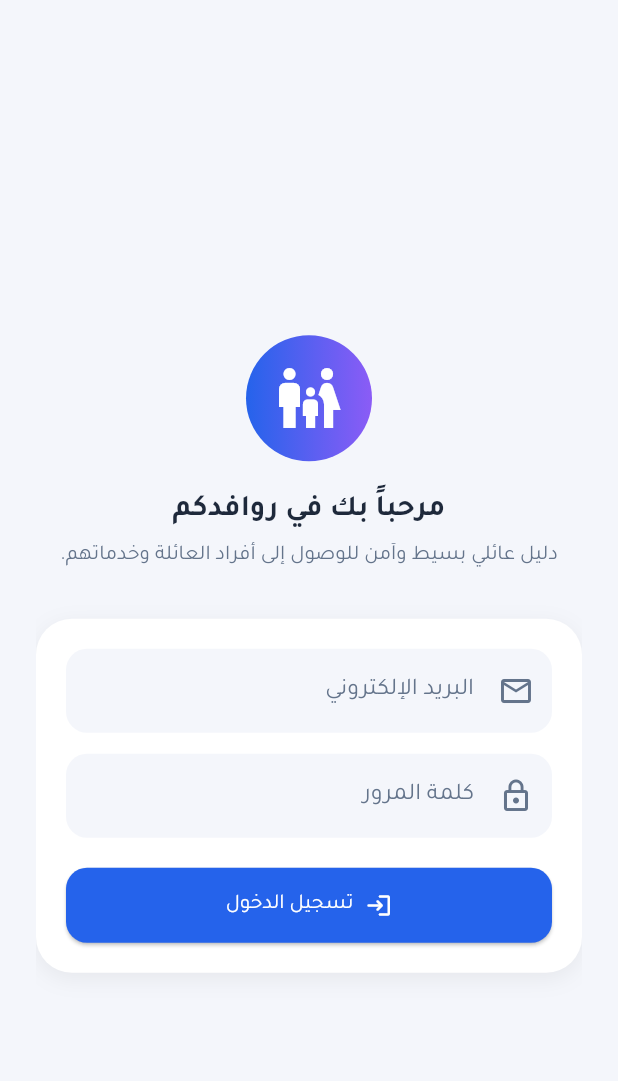
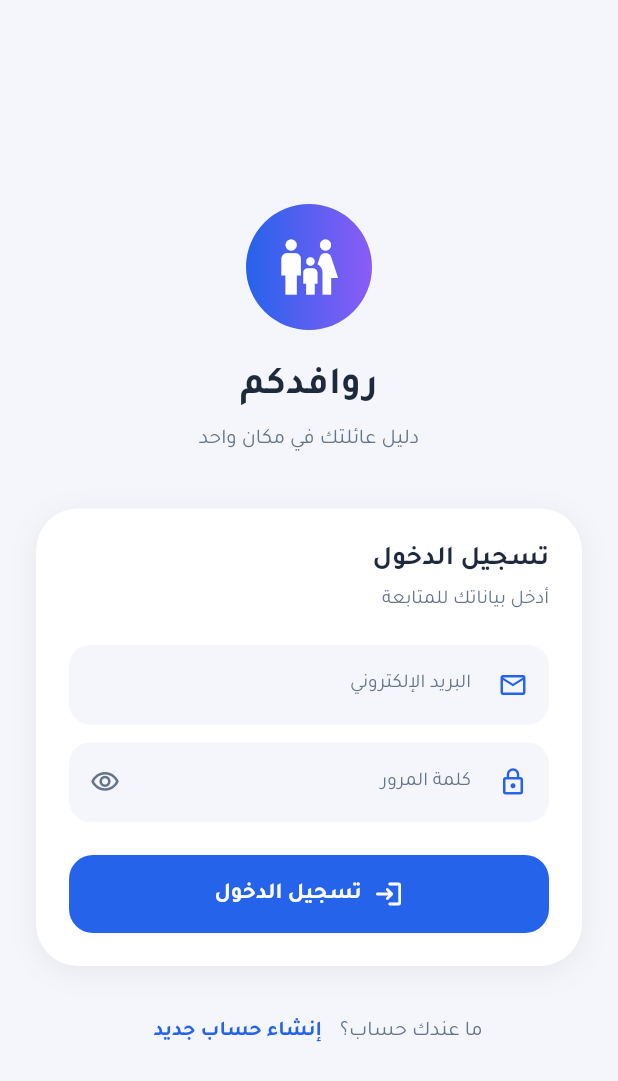
Before and after one commit to nadamb2000-max/family-directory-app, a Flutter app: the screen it shows after launch, on a phone screen of 412 x 824 dp. Shown: the top 1081 px of the screen. Run offline on Flutter 3.47's test engine with Material 3 defaults, Android fonts, the phone set to English and light mode, and no system bars; our stand-ins replace cloud_firestore, firebase_auth, firebase_core; accounts and stored records are empty.

```diff
--- a/lib/presentation/screens/login_screen.dart
+++ b/lib/presentation/screens/login_screen.dart
@@ -2,6 +2,7 @@ import 'package:flutter/material.dart';
 import 'package:flutter/services.dart';
 import 'package:firebase_auth/firebase_auth.dart';
 import 'main_shell.dart';
+import 'register_screen.dart';
 
 class LoginScreen extends StatefulWidget {
   const LoginScreen({super.key});
@@ -11,9 +12,10 @@ class LoginScreen extends StatefulWidget {
 }
 
 class _LoginScreenState extends State<LoginScreen> {
-  final TextEditingController _emailController = TextEditingController();
-  final TextEditingController _passwordController = TextEditingController();
+  final _emailController = TextEditingController();
+  final _passwordController = TextEditingController();
   bool _isLoading = false;
+  bool _obscurePassword = true;
   String? _errorMessage;
 
   Future<void> _login() async {
@@ -25,47 +27,34 @@ class _LoginScreenState extends State<LoginScreen> {
       return;
     }
 
-    setState(() {
-      _isLoading = true;
-      _errorMessage = null;
-    });
+    setState(() { _isLoading = true; _errorMessage = null; });
 
     try {
       await FirebaseAuth.instance.signInWithEmailAndPassword(
-        email: email,
-        password: password,
+        email: email, password: password,
       );
-
-      // إخبار النظام بحفظ البيانات للاقتراح بالمرة الجاية
       TextInput.finishAutofillContext();
-
       if (!mounted) return;
       Navigator.pushReplacement(
-        context,
-        MaterialPageRoute(builder: (_) => const MainShell()),
+        context, MaterialPageRoute(builder: (_) => const MainShell()),
       );
     } on FirebaseAuthException catch (e) {
-      setState(() => _errorMessage = _mapErrorMessage(e.code));
-    } catch (e) {
+      setState(() => _errorMessage = _mapError(e.code));
+    } catch (_) {
       setState(() => _errorMessage = 'حدث خطأ غير متوقع، حاول مرة أخرى');
     } finally {
       if (mounted) setState(() => _isLoading = false);
     }
   }
 
-  String _mapErrorMessage(String code) {
+  String _mapError(String code) {
     switch (code) {
-      case 'user-not-found':
-        return 'لا يوجد حساب مرتبط بهذا البريد الإلكتروني';
+      case 'user-not-found': return 'لا يوجد حساب مرتبط بهذا البريد';
       case 'wrong-password':
-      case 'invalid-credential':
-        return 'كلمة المرور غير صحيحة';
-      case 'invalid-email':
-        return 'صيغة البريد الإلكتروني غير صحيحة';
-      case 'user-disabled':
-        return 'تم تعطيل هذا الحساب';
-      default:
-        return 'تعذر تسجيل الدخول، تحقق من البيانات المدخلة';
+      case 'invalid-credential': return 'كلمة المرور غير صحيحة';
+      case 'invalid-email': return 'صيغة البريد الإلكتروني غير صحيحة';
+      case 'user-disabled': return 'تم تعطيل هذا الحساب';
+      default: return 'تعذر تسجيل الدخول، تحقق من البيانات';
     }
   }
 
@@ -78,66 +67,90 @@ class _LoginScreenState extends State<LoginScreen> {
 
   @override
   Widget build(BuildContext context) {
-    final theme = Theme.of(context);
-    final isDark = theme.brightness == Brightness.dark;
+    final isDark = Theme.of(context).brightness == Brightness.dark;
     final bgColor = isDark ? const Color(0xFF0F172A) : const Color(0xFFF4F6FB);
     final cardColor = isDark ? const Color(0xFF1E293B) : Colors.white;
     final textColor = isDark ? Colors.white : const Color(0xFF1E293B);
     final subTextColor = isDark ? Colors.white60 : const Color(0xFF64748B);
-    final fieldFillColor = isDark ? const Color(0xFF0F172A) : const Color(0xFFF4F6FB);
+    final fieldColor = isDark ? const Color(0xFF0F172A) : const Color(0xFFF4F6FB);
 
     return Scaffold(
       backgroundColor: bgColor,
       body: SafeArea(
-        child: Padding(
-          padding: const EdgeInsets.all(24),
         child: SingleChildScrollView(
+          padding: const EdgeInsets.symmetric(horizontal: 24),
           child: ConstrainedBox(
             constraints: BoxConstraints(
-                minHeight: MediaQuery.of(context).size.height -
-                    MediaQuery.of(context).padding.top -
-                    MediaQuery.of(context).padding.bottom,
+              minHeight: MediaQuery.of(context).size.height
+                  - MediaQuery.of(context).padding.top
+                  - MediaQuery.of(context).padding.bottom,
             ),
             child: Column(
               mainAxisAlignment: MainAxisAlignment.center,
               children: [
+                const SizedBox(height: 48),
+
+                // الشعار
                 Container(
-                    padding: const EdgeInsets.all(18),
+                  padding: const EdgeInsets.all(20),
                   decoration: const BoxDecoration(
-                      gradient: LinearGradient(colors: [Color(0xFF2563EB), Color(0xFF8B5CF6)]),
+                    gradient: LinearGradient(
+                      colors: [Color(0xFF2563EB), Color(0xFF8B5CF6)],
+                    ),
                     shape: BoxShape.circle,
                   ),
-                    child: const Icon(Icons.family_restroom, size: 48, color: Colors.white),
+                  child: const Icon(Icons.family_restroom, size: 44, color: Colors.white),
                 ),
                 const SizedBox(height: 20),
                 Text(
-                    'مرحباً بك في روافدكم',
-                    style: theme.textTheme.titleLarge?.copyWith(color: textColor),
+                  'روافدكم',
+                  style: TextStyle(
+                    fontSize: 26,
+                    fontWeight: FontWeight.bold,
+                    color: textColor,
                   ),
-                  const SizedBox(height: 8),
+                ),
+                const SizedBox(height: 6),
                 Text(
-                    'دليل عائلي بسيط وآمن للوصول إلى أفراد العائلة وخدماتهم.',
-                    textAlign: TextAlign.center,
-                    style: theme.textTheme.bodyMedium?.copyWith(color: subTextColor),
+                  'دليل عائلتك في مكان واحد',
+                  style: TextStyle(fontSize: 14, color: subTextColor),
                 ),
-                  const SizedBox(height: 32),
+                const SizedBox(height: 36),
 
+                // بطاقة تسجيل الدخول
                 Container(
-                    padding: const EdgeInsets.all(20),
+                  padding: const EdgeInsets.all(22),
                   decoration: BoxDecoration(
                     color: cardColor,
-                      borderRadius: BorderRadius.circular(24),
+                    borderRadius: BorderRadius.circular(28),
                     boxShadow: [
                       BoxShadow(
                         color: isDark ? Colors.black26 : const Color(0x0F000000),
-                          blurRadius: 12,
+                        blurRadius: 16,
                         offset: const Offset(0, 4),
                       ),
                     ],
                   ),
                   child: AutofillGroup(
                     child: Column(
+                      crossAxisAlignment: CrossAxisAlignment.start,
                       children: [
+                        Text(
+                          'تسجيل الدخول',
+                          style: TextStyle(
+                            fontSize: 18,
+                            fontWeight: FontWeight.bold,
+                            color: textColor,
+                          ),
+                        ),
+                        const SizedBox(height: 4),
+                        Text(
+                          'أدخل بياناتك للمتابعة',
+                          style: TextStyle(fontSize: 13, color: subTextColor),
+                        ),
+                        const SizedBox(height: 20),
+
+                        // رسالة الخطأ
                         if (_errorMessage != null)
                           Container(
                             width: double.infinity,
@@ -149,63 +162,93 @@ class _LoginScreenState extends State<LoginScreen> {
                             ),
                             child: Row(
                               children: [
-                                  const Icon(Icons.error_outline_rounded, color: Colors.red, size: 18),
+                                const Icon(Icons.error_outline_rounded,
+                                    color: Colors.red, size: 18),
                                 const SizedBox(width: 8),
                                 Expanded(
-                                    child: Text(
-                                      _errorMessage!,
-                                      style: const TextStyle(color: Colors.red, fontSize: 12.5),
-                                    ),
+                                  child: Text(_errorMessage!,
+                                      style: const TextStyle(
+                                          color: Colors.red, fontSize: 12.5)),
                                 ),
                               ],
                             ),
                           ),
+
+                        // حقل الإيميل
                         TextField(
                           controller: _emailController,
                           keyboardType: TextInputType.emailAddress,
                           autofillHints: const [AutofillHints.email],
-                            style: TextStyle(color: textColor),
+                          style: TextStyle(color: textColor, fontSize: 14),
                           decoration: InputDecoration(
                             labelText: 'البريد الإلكتروني',
-                              labelStyle: TextStyle(color: subTextColor),
-                              prefixIcon: Icon(Icons.email_outlined, color: subTextColor),
+                            labelStyle: TextStyle(color: subTextColor, fontSize: 13),
+                            prefixIcon: Icon(Icons.email_outlined,
+                                color: const Color(0xFF2563EB), size: 20),
                             filled: true,
-                              fillColor: fieldFillColor,
+                            fillColor: fieldColor,
                             border: OutlineInputBorder(
                               borderRadius: BorderRadius.circular(14),
                               borderSide: BorderSide.none,
                             ),
+                            focusedBorder: OutlineInputBorder(
+                              borderRadius: BorderRadius.circular(14),
+                              borderSide: const BorderSide(
+                                  color: Color(0xFF2563EB), width: 1.5),
                             ),
                           ),
-                          const SizedBox(height: 14),
+                        ),
+                        const SizedBox(height: 12),
+
+                        // حقل كلمة المرور
                         TextField(
                           controller: _passwordController,
-                            obscureText: true,
+                          obscureText: _obscurePassword,
                           autofillHints: const [AutofillHints.password],
-                            style: TextStyle(color: textColor),
+                          style: TextStyle(color: textColor, fontSize: 14),
                           decoration: InputDecoration(
                             labelText: 'كلمة المرور',
-                              labelStyle: TextStyle(color: subTextColor),
-                              prefixIcon: Icon(Icons.lock_outline, color: subTextColor),
+                            labelStyle: TextStyle(color: subTextColor, fontSize: 13),
+                            prefixIcon: Icon(Icons.lock_outline,
+                                color: const Color(0xFF2563EB), size: 20),
+                            suffixIcon: IconButton(
+                              icon: Icon(
+                                _obscurePassword
+                                    ? Icons.visibility_outlined
+                                    : Icons.visibility_off_outlined,
+                                color: subTextColor,
+                                size: 20,
+                              ),
+                              onPressed: () => setState(
+                                      () => _obscurePassword = !_obscurePassword),
+                            ),
                             filled: true,
-                              fillColor: fieldFillColor,
+                            fillColor: fieldColor,
                             border: OutlineInputBorder(
                               borderRadius: BorderRadius.circular(14),
                               borderSide: BorderSide.none,
                             ),
+                            focusedBorder: OutlineInputBorder(
+                              borderRadius: BorderRadius.circular(14),
+                              borderSide: const BorderSide(
+                                  color: Color(0xFF2563EB), width: 1.5),
                             ),
                           ),
-                          const SizedBox(height: 20),
+                        ),
+                        const SizedBox(height: 22),
+
+                        // زر تسجيل الدخول
                         SizedBox(
                           width: double.infinity,
-                            height: 50,
+                          height: 52,
                           child: ElevatedButton(
                             onPressed: _isLoading ? null : _login,
                             style: ElevatedButton.styleFrom(
                               backgroundColor: const Color(0xFF2563EB),
                               foregroundColor: Colors.white,
+                              elevation: 0,
                               shape: RoundedRectangleBorder(
-                                  borderRadius: BorderRadius.circular(14),
+                                borderRadius: BorderRadius.circular(16),
                               ),
                             ),
                             child: _isLoading
@@ -213,16 +256,17 @@ class _LoginScreenState extends State<LoginScreen> {
                               width: 22,
                               height: 22,
                               child: CircularProgressIndicator(
-                                  color: Colors.white,
-                                  strokeWidth: 2.5,
-                                ),
+                                  color: Colors.white, strokeWidth: 2.5),
                             )
                                 : const Row(
                               mainAxisAlignment: MainAxisAlignment.center,
                               children: [
-                                  Icon(Icons.login_rounded),
+                                Icon(Icons.login_rounded, size: 20),
                                 SizedBox(width: 8),
-                                  Text('تسجيل الدخول'),
+                                Text('تسجيل الدخول',
+                                    style: TextStyle(
+                                        fontSize: 15,
+                                        fontWeight: FontWeight.bold)),
                               ],
                             ),
                           ),
@@ -231,8 +275,33 @@ class _LoginScreenState extends State<LoginScreen> {
                     ),
                   ),
                 ),
+                const SizedBox(height: 20),
+
+                // زر إنشاء حساب
+                Row(
+                  mainAxisAlignment: MainAxisAlignment.center,
+                  children: [
+                    Text('ما عندك حساب؟',
+                        style: TextStyle(color: subTextColor, fontSize: 14)),
+                    TextButton(
+                      onPressed: () => Navigator.push(
+                        context,
+                        MaterialPageRoute(
+                            builder: (_) => const RegisterScreen()),
+                      ),
+                      child: const Text(
+                        'إنشاء حساب جديد',
+                        style: TextStyle(
+                          color: Color(0xFF2563EB),
+                          fontWeight: FontWeight.bold,
+                          fontSize: 14,
+                        ),
+                      ),
+                    ),
                   ],
                 ),
+                const SizedBox(height: 24),
+              ],
             ),
           ),
         ),
```
Also changed, not shown: lib/presentation/screens/register_screen.dart (added, +309 -0 lines). Lines whose indentation alone changed are shown as unchanged.
